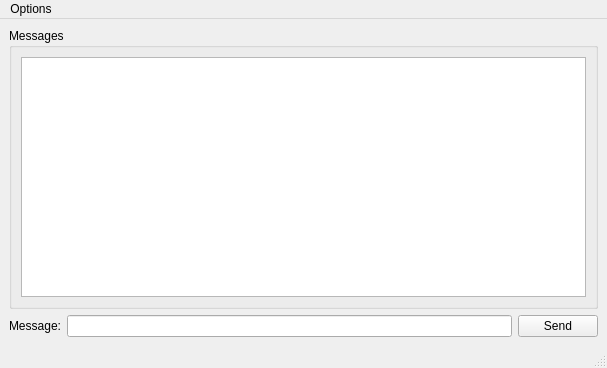
Qt form Client/mainwindow.ui (ZeroZeroZerooZeroo/Messenger) before a commit.
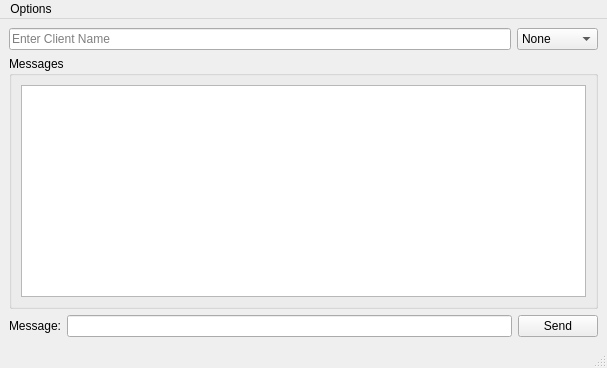
The same form after that commit.

Commit message: added user name input,user status,print message

```diff
--- a/Client/mainwindow.ui
+++ b/Client/mainwindow.ui
@@ -18,6 +18,41 @@
   </property>
   <widget class="QWidget" name="centralwidget">
    <layout class="QVBoxLayout" name="verticalLayout_2">
+    <item>
+     <layout class="QHBoxLayout" name="horizontalLayout_2">
+      <item>
+       <widget class="QLineEdit" name="lnClientName">
+        <property name="placeholderText">
+         <string>Enter Client Name</string>
+        </property>
+       </widget>
+      </item>
+      <item>
+       <widget class="QComboBox" name="cmbStatus">
+        <item>
+         <property name="text">
+          <string>None</string>
+         </property>
+        </item>
+        <item>
+         <property name="text">
+          <string>Available</string>
+         </property>
+        </item>
+        <item>
+         <property name="text">
+          <string>Away</string>
+         </property>
+        </item>
+        <item>
+         <property name="text">
+          <string>Busy</string>
+         </property>
+        </item>
+       </widget>
+      </item>
+     </layout>
+    </item>
     <item>
      <widget class="QGroupBox" name="groupBox">
       <property name="title">
```
The commit also changes 22 other files.
